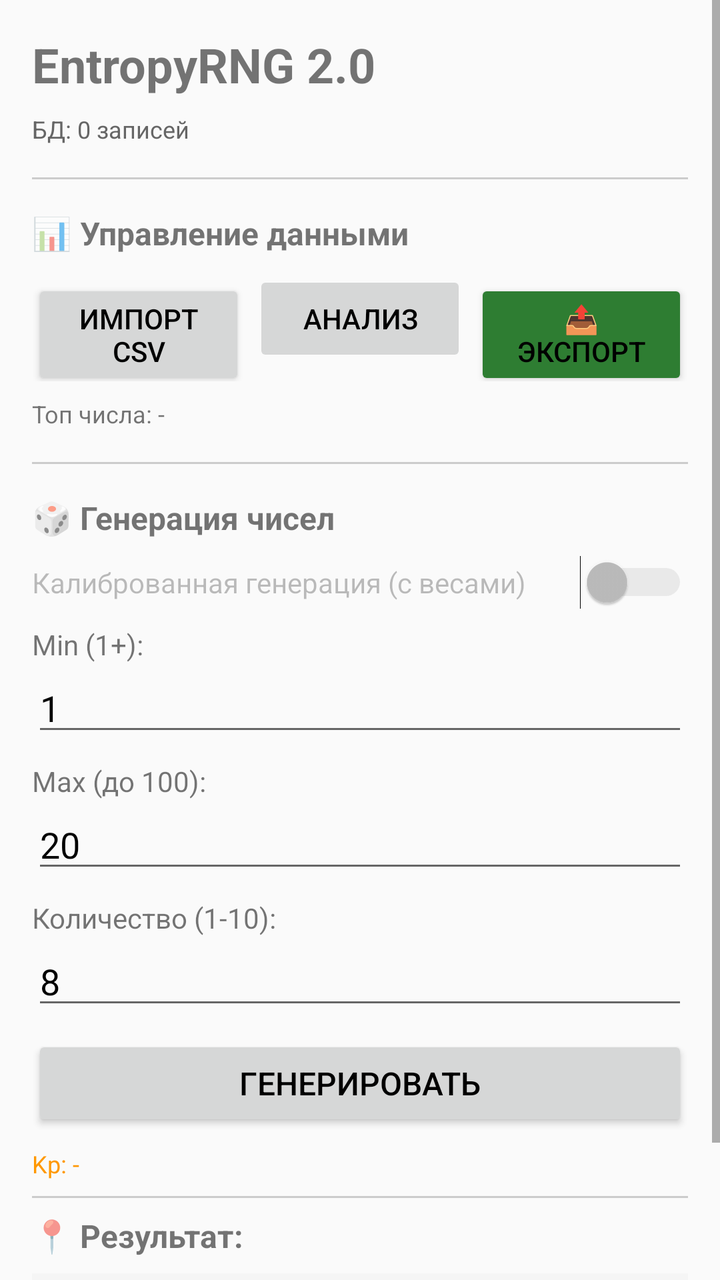
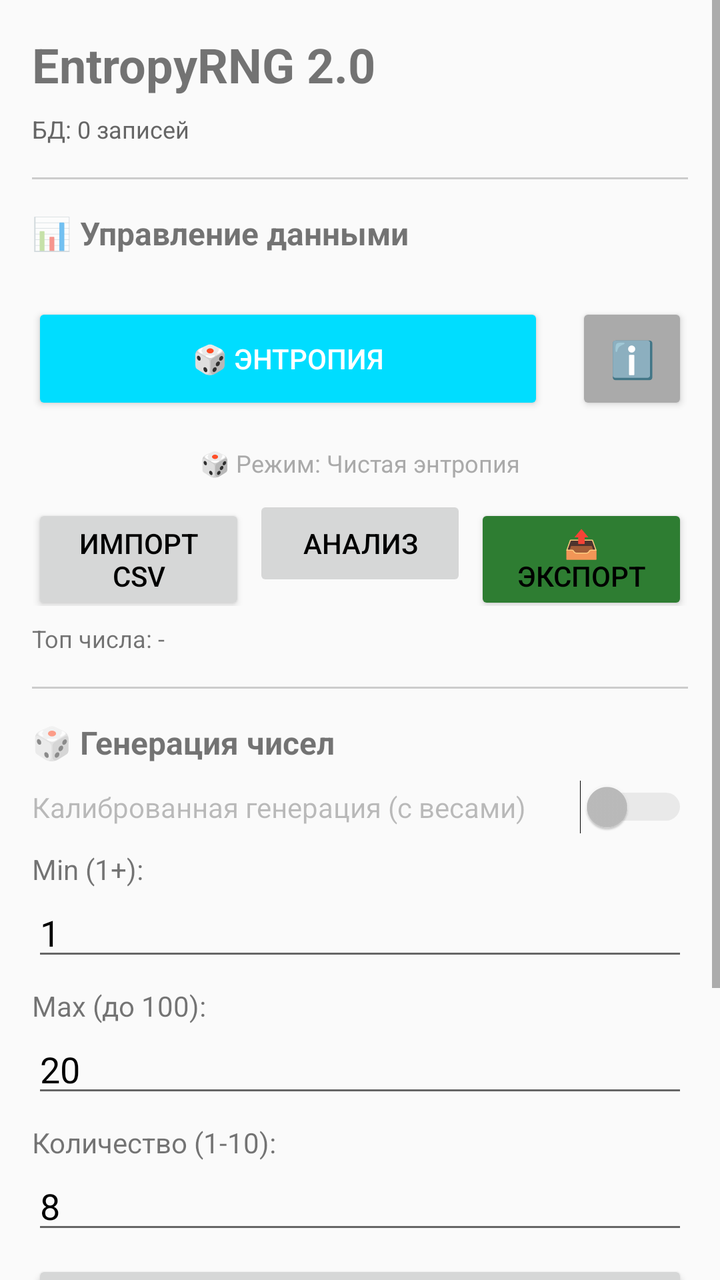

Before-and-after screenshots of an Android layout around one commit, followed by the original layout XML and the change that was made.
<!-- AndroidManifest.xml: activity theme Theme.EntropyRNG -->
<!-- res/layout/activity_main.xml -->
<?xml version="1.0" encoding="utf-8"?>
<ScrollView xmlns:android="http://schemas.android.com/apk/res/android"
    android:layout_width="match_parent"
    android:layout_height="match_parent"
    android:fillViewport="true">

    <LinearLayout
        android:layout_width="match_parent"
        android:layout_height="wrap_content"
        android:orientation="vertical"
        android:padding="16dp">

        
        <TextView
            android:layout_width="wrap_content"
            android:layout_height="wrap_content"
            android:text="EntropyRNG 2.0"
            android:textSize="24sp"
            android:textStyle="bold"
            android:layout_marginBottom="8dp" />

        
        <TextView
            android:id="@+id/statsInfo"
            android:layout_width="match_parent"
            android:layout_height="wrap_content"
            android:text="БД: 0 записей"
            android:textSize="12sp"
            android:textColor="#666666"
            android:layout_marginBottom="16dp" />

        
        <View
            android:layout_width="match_parent"
            android:layout_height="1dp"
            android:background="#CCCCCC"
            android:layout_marginBottom="16dp" />

        
        <TextView
            android:layout_width="wrap_content"
            android:layout_height="wrap_content"
            android:text="📊 Управление данными"
            android:textSize="16sp"
            android:textStyle="bold"
            android:layout_marginBottom="8dp" />

        <LinearLayout
            android:layout_width="match_parent"
            android:layout_height="wrap_content"
            android:orientation="horizontal"
            android:layout_marginBottom="8dp">

            <Button
                android:id="@+id/importButton"
                android:layout_width="0dp"
                android:layout_height="wrap_content"
                android:layout_weight="1"
                android:text="Импорт CSV"
                android:layout_marginEnd="4dp" />

            <Button
                android:id="@+id/analyzeButton"
                android:layout_width="0dp"
                android:layout_height="wrap_content"
                android:layout_weight="1"
                android:text="Анализ"
                android:layout_marginEnd="4dp"
                android:enabled="false" />

            <Button
                android:id="@+id/exportButton"
                android:layout_width="0dp"
                android:layout_height="wrap_content"
                android:layout_weight="1"
                android:text="📤 Экспорт"
                android:backgroundTint="#2E7D32" />
        </LinearLayout>

        
        <TextView
            android:id="@+id/weightsInfo"
            android:layout_width="match_parent"
            android:layout_height="wrap_content"
            android:text="Топ числа: -"
            android:textSize="12sp"
            android:layout_marginBottom="16dp" />

        
        <View
            android:layout_width="match_parent"
            android:layout_height="1dp"
            android:background="#CCCCCC"
            android:layout_marginBottom="16dp" />

        
        <TextView
            android:layout_width="wrap_content"
            android:layout_height="wrap_content"
            android:text="🎲 Генерация чисел"
            android:textSize="16sp"
            android:textStyle="bold"
            android:layout_marginBottom="8dp" />

        
        <Switch
            android:id="@+id/modeSwitch"
            android:layout_width="match_parent"
            android:layout_height="wrap_content"
            android:text="Калиброванная генерация (с весами)"
            android:enabled="false"
            android:layout_marginBottom="8dp" />

        
        <TextView
            android:layout_width="wrap_content"
            android:layout_height="wrap_content"
            android:text="Min (1+):"
            android:textSize="14sp" />

        <EditText
            android:id="@+id/editMin"
            android:layout_width="match_parent"
            android:layout_height="wrap_content"
            android:inputType="number"
            android:text="1"
            android:layout_marginBottom="8dp" />

        
        <TextView
            android:layout_width="wrap_content"
            android:layout_height="wrap_content"
            android:text="Max (до 100):"
            android:textSize="14sp" />

        <EditText
            android:id="@+id/editMax"
            android:layout_width="match_parent"
            android:layout_height="wrap_content"
            android:inputType="number"
            android:text="20"
            android:layout_marginBottom="8dp" />

        
        <TextView
            android:layout_width="wrap_content"
            android:layout_height="wrap_content"
            android:text="Количество (1-10):"
            android:textSize="14sp" />

        <EditText
            android:id="@+id/editCount"
            android:layout_width="match_parent"
            android:layout_height="wrap_content"
            android:inputType="number"
            android:text="8"
            android:layout_marginBottom="8dp" />

        
        <Button
            android:id="@+id/generateButton"
            android:layout_width="match_parent"
            android:layout_height="wrap_content"
            android:text="Генерировать"
            android:textSize="16sp"
            android:layout_marginBottom="8dp" />

        
        <TextView
            android:id="@+id/solarInfo"
            android:layout_width="match_parent"
            android:layout_height="wrap_content"
            android:text="Kp: -"
            android:textSize="12sp"
            android:textColor="#FF9800"
            android:layout_marginBottom="8dp" />

        
        <View
            android:layout_width="match_parent"
            android:layout_height="1dp"
            android:background="#CCCCCC"
            android:layout_marginBottom="8dp" />

        
        <TextView
            android:layout_width="wrap_content"
            android:layout_height="wrap_content"
            android:text="📍 Результат:"
            android:textSize="16sp"
            android:textStyle="bold"
            android:layout_marginBottom="8dp" />

        <TextView
            android:id="@+id/outputText"
            android:layout_width="match_parent"
            android:layout_height="wrap_content"
            android:text="Нажмите 'Генерировать'"
            android:textSize="18sp"
            android:textStyle="bold"
            android:textColor="#4CAF50"
            android:padding="12dp"
            android:background="#F5F5F5"
            android:layout_marginBottom="16dp" />

        
        <SurfaceView
            android:id="@+id/surfaceView"
            android:layout_width="1dp"
            android:layout_height="1dp"
            android:visibility="gone" />

    </LinearLayout>
</ScrollView>
<!-- resources referenced by this layout -->
<resources>
  <style name="Theme.EntropyRNG" parent="Theme.AppCompat.Light.DarkActionBar">
          
          <item name="colorPrimary">#6200EE</item>
          <item name="colorPrimaryDark">#3700B3</item>
          <item name="colorAccent">#03DAC6</item>
  
          <item name="android:textColorPrimary">#000000</item>
          <item name="android:textColorSecondary">#666666</item>
          <item name="android:textColorHint">#999999</item>
  
          
          <item name="android:statusBarColor" tools:targetApi="l">#3700B3</item>
  
          
          <item name="android:textColorPrimary">#FFFFFF</item>
      </style>
</resources>

<!-- the commit's change to res/layout/activity_main.xml (unified diff, before → after) -->
@@ -44,7 +44,51 @@
             android:textSize="16sp"
             android:textStyle="bold"
             android:layout_marginBottom="8dp" />
-
+        <LinearLayout
+            android:layout_width="match_parent"
+            android:layout_height="wrap_content"
+            android:orientation="horizontal"
+            android:layout_marginTop="16dp"
+            android:gravity="center">
+
+            
+            <Button
+                android:id="@+id/modeToggleButton"
+                android:layout_width="0dp"
+                android:layout_height="56dp"
+                android:layout_weight="1"
+                android:layout_marginEnd="8dp"
+                android:text="🎲 Энтропия"
+                android:textSize="14sp"
+                android:backgroundTint="@android:color/holo_blue_bright"
+                android:textColor="@android:color/white" />
+
+            
+            <Button
+                android:id="@+id/modeInfoButton"
+                android:layout_width="56dp"
+                android:layout_height="56dp"
+                android:layout_marginStart="8dp"
+                android:text="ℹ️"
+                android:textSize="18sp"
+                android:backgroundTint="@android:color/darker_gray"
+                android:textColor="@android:color/white"
+                android:onClick="showModeInfo" />
+
+        </LinearLayout>
+
+        
+        <TextView
+            android:id="@+id/modeDescription"
+            android:layout_width="match_parent"
+            android:layout_height="wrap_content"
+            android:layout_marginTop="8dp"
+            android:text="🎲 Режим: Чистая энтропия"
+            android:textSize="12sp"
+            android:textColor="@android:color/darker_gray"
+            android:gravity="center"
+            android:padding="8dp"
+            android:background="@android:color/transparent" />
         <LinearLayout
             android:layout_width="match_parent"
             android:layout_height="wrap_content"
@@ -209,6 +253,6 @@
             android:layout_width="1dp"
             android:layout_height="1dp"
             android:visibility="gone" />
-
     </LinearLayout>
+
 </ScrollView>
